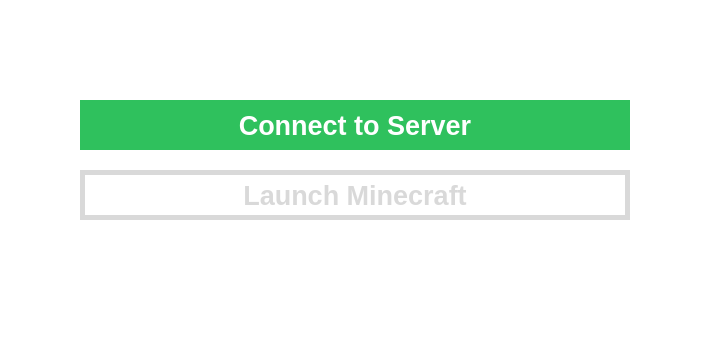
Before: the Qt Designer form Client Launcher/launcher.ui in FlantasticDan/awscraft, drawn with Qt 5; both pictures show x 100 to 810 and y 150 to 500 of the 900 by 500 pixel window.
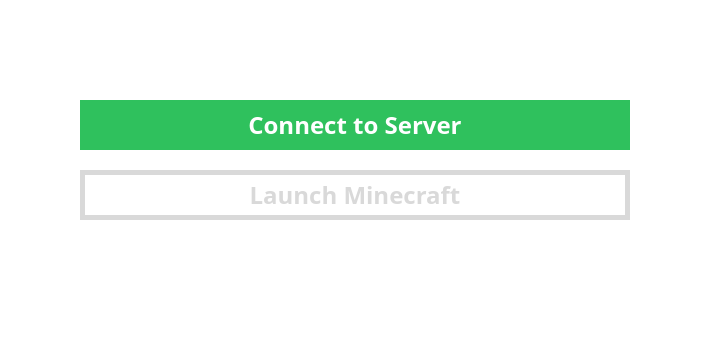
After: the same form once the commit is applied. Icons and pictures are not drawn.

```diff
--- a/Client Launcher/launcher.ui
+++ b/Client Launcher/launcher.ui
@@ -73,8 +73,8 @@
     </property>
     <property name="font">
      <font>
-      <family>Arial</family>
-      <pointsize>20</pointsize>
+      <family>Minecraftia</family>
+      <pointsize>18</pointsize>
       <weight>75</weight>
       <bold>true</bold>
       <underline>false</underline>
@@ -135,8 +135,8 @@
     </property>
     <property name="font">
      <font>
-      <family>Arial</family>
-      <pointsize>20</pointsize>
+      <family>Minecraftia</family>
+      <pointsize>18</pointsize>
       <weight>75</weight>
       <bold>true</bold>
       <underline>false</underline>
```
